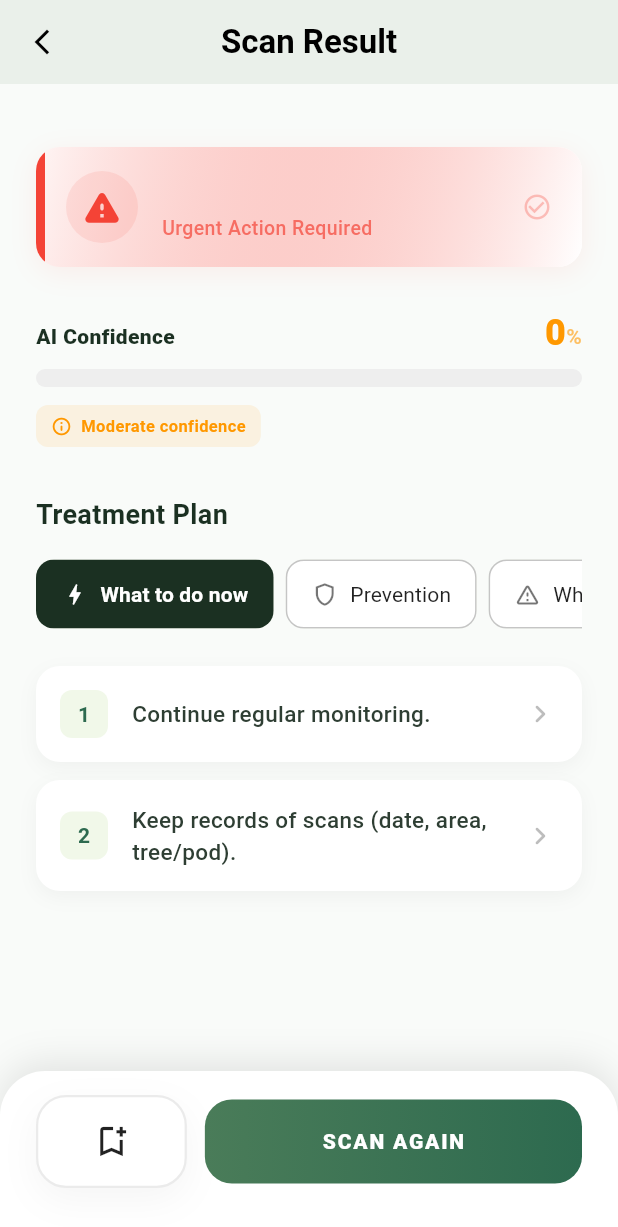
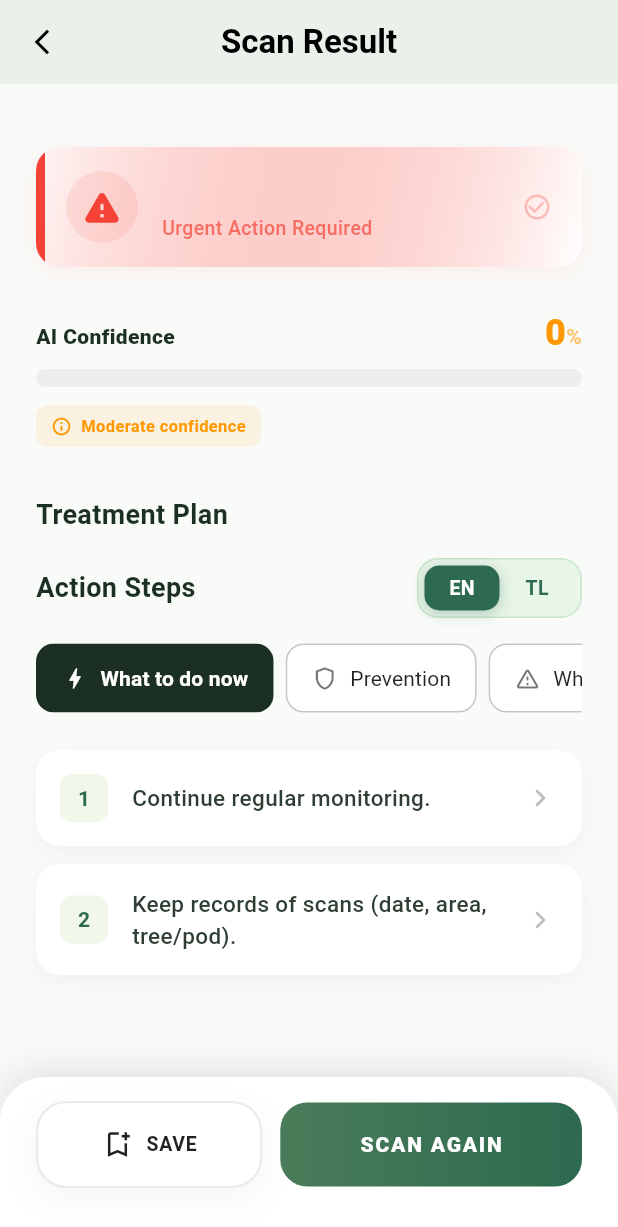
Before and after one commit to nuyadjobert/TheobroTect, a Flutter app: the ScanResultScreen screen opened directly with empty values, scrolled down 303 dp, on a phone screen of 412 x 824 dp. Shown: the top 1227 px of the screen. Run offline on Flutter 3.47's test engine with Material 3 defaults, Android fonts, the phone set to English and light mode, and no system bars; drawn by our look-alikes of showcaseview; our stand-ins replace camera, connectivity_plus, dio, flutter_secure_storage, geolocator, permission_handler and 3 more; missing offline and left inert: tflite_flutter; accounts and stored records are empty; network calls fail.

Commit message:
Portrait lock, lessons videoIds, UI/lang & plugins
Lock app to portrait orientation; initialize SystemChrome in main.dart. Add videoId field to Lesson model and populate course lessons for real video playback. Remove old NavigationMenu view. Improve scan result UI: update save button (flex, icon/text label, loading color, snackbar behavior), adjust layout spacing. Enhance recommendations panel: add EN/TL language toggle with haptic feedback, refactor card builder, update section metadata and translations, and minor styling/behavior tweaks. Register flutter_inappwebview for macOS/Windows and add youtube_player_flutter to pubspec.yaml.

```diff
--- a/lib/modules/scan/views/scan_result_screen.dart
+++ b/lib/modules/scan/views/scan_result_screen.dart
@@ -152,8 +152,9 @@ class _ScanResultScreenState extends State<ScanResultScreen> {
         ),
         child: Row(
           children: [
+            // UPDATED SAVE BUTTON: Now includes a clear label for better accessibility
             Expanded(
-              flex: 2,
+              flex: 3, // Increased flex slightly to accommodate text
               child: Container(
                 decoration: BoxDecoration(
                   borderRadius: BorderRadius.circular(20),
@@ -174,11 +175,15 @@ class _ScanResultScreenState extends State<ScanResultScreen> {
                     return OutlinedButton(
                       style: OutlinedButton.styleFrom(
                         side: BorderSide(
-                          color: Colors.black.withAlpha(20),
+                          color: controller.isBookmarked
+                              ? const Color(0xFF2D6A4F)
+                              : Colors.black.withAlpha(20),
                           width: 1.5,
                         ),
                         backgroundColor: Colors.white,
-                        foregroundColor: Colors.black87,
+                        foregroundColor: controller.isBookmarked
+                            ? const Color(0xFF2D6A4F)
+                            : Colors.black87,
                         padding: const EdgeInsets.symmetric(vertical: 18),
                         shape: RoundedRectangleBorder(
                           borderRadius: BorderRadius.circular(20),
@@ -197,11 +202,12 @@ class _ScanResultScreenState extends State<ScanResultScreen> {
 
                               ScaffoldMessenger.of(context).showSnackBar(
                                 SnackBar(
+                                  behavior: SnackBarBehavior.floating,
                                   content: Text(
                                     ok
                                         ? "Saved to Scan History successfully!"
                                         : (controller.saveError ??
-                                              "Save failed"),
+                                            "Save failed"),
                                   ),
                                 ),
                               );
@@ -210,13 +216,30 @@ class _ScanResultScreenState extends State<ScanResultScreen> {
                           ? const SizedBox(
                               height: 22,
                               width: 22,
-                              child: CircularProgressIndicator(strokeWidth: 2),
+                              child: CircularProgressIndicator(
+                                strokeWidth: 2,
+                                color: Color(0xFF2D6A4F),
+                              ),
                             )
-                          : Icon(
-                              controller.isBookmarked
-                                  ? Icons.bookmark_added_rounded
-                                  : Icons.bookmark_add_outlined,
-                              size: 26,
+                          : Row(
+                              mainAxisAlignment: MainAxisAlignment.center,
+                              children: [
+                                Icon(
+                                  controller.isBookmarked
+                                      ? Icons.bookmark_added_rounded
+                                      : Icons.bookmark_add_outlined,
+                                  size: 22,
+                                ),
+                                const SizedBox(width: 8),
+                                Text(
+                                  controller.isBookmarked ? "SAVED" : "SAVE",
+                                  style: const TextStyle(
+                                    fontWeight: FontWeight.bold,
+                                    fontSize: 13,
+                                    letterSpacing: 0.5,
+                                  ),
+                                ),
+                              ],
                             ),
                     );
                   },
@@ -225,8 +248,9 @@ class _ScanResultScreenState extends State<ScanResultScreen> {
             ),
 
             const SizedBox(width: 12),
+
             Expanded(
-              flex: 5,
+              flex: 4,
               child: Container(
                 decoration: BoxDecoration(
                   borderRadius: BorderRadius.circular(18),
--- a/lib/modules/scan/widgets/recomendation_panel.dart
+++ b/lib/modules/scan/widgets/recomendation_panel.dart
@@ -1,9 +1,10 @@
 import 'package:flutter/material.dart';
+import 'package:flutter/services.dart';
 import '../controllers/scan_result_controller.dart';
 
 class RecommendationsPanel extends StatefulWidget {
   final ScanResultController controller;
-  final String lang; // or "tl"
+  final String lang;
 
   const RecommendationsPanel({
     super.key,
@@ -17,29 +18,39 @@ class RecommendationsPanel extends StatefulWidget {
 
 class _RecommendationsPanelState extends State<RecommendationsPanel> {
   String _selectedSection = "what_to_do_now";
+  late String _activeLang; // Local state to handle the translation toggle
 
-  // Added colors to the meta for dynamic theme matching
-  static const _sectionMeta = <String, ({String label, IconData icon, Color color})>{
+  @override
+  void initState() {
+    super.initState();
+    _activeLang = widget.lang; // Initialize with the passed language
+  }
+
+  // Meta data updated with Tagalog labels for the Chips
+  static const _sectionMeta = <String, ({String labelEn, String labelTl, IconData icon, Color color})>{
     "what_to_do_now": (
-      label: "What to do now",
+      labelEn: "What to do now",
+      labelTl: "Dapat gawin",
       icon: Icons.bolt_rounded,
-      color: Color(0xFFFFB300), // Amber
+      color: Color(0xFFFFB300),
     ),
     "prevention": (
-      label: "Prevention",
+      labelEn: "Prevention",
+      labelTl: "Pag-iwas",
       icon: Icons.shield_outlined,
-      color: Color(0xFF4CAF50), // Green
+      color: Color(0xFF4CAF50),
     ),
     "when_to_escalate": (
-      label: "When to escalate",
+      labelEn: "When to escalate",
+      labelTl: "Kailan magsusuri",
       icon: Icons.warning_amber_rounded,
-      color: Color(0xFFE53935), // Red
+      color: Color(0xFFE53935),
     ),
   };
 
   List<String> _itemsForSection() {
     final c = widget.controller;
-    final isTl = widget.lang == "tl";
+    final isTl = _activeLang == "tl";
 
     switch (_selectedSection) {
       case "what_to_do_now":
@@ -73,7 +84,7 @@ class _RecommendationsPanelState extends State<RecommendationsPanel> {
                      color: _sectionMeta[_selectedSection]!.color),
                 const SizedBox(width: 8),
                 Text(
-                  "Recommendation #${index + 1}",
+                  _activeLang == "tl" ? "Rekomendasyon #${index + 1}" : "Recommendation #${index + 1}",
                   style: const TextStyle(
                     fontSize: 18,
                     fontWeight: FontWeight.bold,
@@ -107,7 +118,20 @@ class _RecommendationsPanelState extends State<RecommendationsPanel> {
         return Column(
           crossAxisAlignment: CrossAxisAlignment.start,
           children: [
-            // --- Section Selection (Chips) ---
+            // --- HEADER WITH TRANSLATOR TOGGLE ---
+            Row(
+              mainAxisAlignment: MainAxisAlignment.spaceBetween,
+              children: [
+                Text(
+                  _activeLang == "tl" ? "Mga Hakbang" : "Action Steps",
+                  style: const TextStyle(fontSize: 18, fontWeight: FontWeight.bold, color: Color(0xFF1B3022)),
+                ),
+                _buildLanguageToggle(),
+              ],
+            ),
+            const SizedBox(height: 16),
+
+            // --- SECTION SELECTION (CHIPS) ---
             SingleChildScrollView(
               scrollDirection: Axis.horizontal,
               child: Row(
@@ -124,9 +148,7 @@ class _RecommendationsPanelState extends State<RecommendationsPanel> {
                       side: BorderSide(
                         color: isSelected ? Colors.transparent : Colors.black12,
                       ),
-                      shape: RoundedRectangleBorder(
-                        borderRadius: BorderRadius.circular(12),
-                      ),
+                      shape: RoundedRectangleBorder(borderRadius: BorderRadius.circular(12)),
                       label: Padding(
                         padding: const EdgeInsets.symmetric(vertical: 4),
                         child: Row(
@@ -139,7 +161,7 @@ class _RecommendationsPanelState extends State<RecommendationsPanel> {
                             ),
                             const SizedBox(width: 8),
                             Text(
-                              e.value.label,
+                              _activeLang == "tl" ? e.value.labelTl : e.value.labelEn,
                               style: TextStyle(
                                 color: isSelected ? Colors.white : Colors.black87,
                                 fontWeight: isSelected ? FontWeight.bold : FontWeight.normal,
@@ -156,14 +178,14 @@ class _RecommendationsPanelState extends State<RecommendationsPanel> {
             ),
             const SizedBox(height: 24),
 
-            // --- List of Recommendations ---
+            // --- LIST OF RECOMMENDATIONS ---
             if (items.isEmpty)
               const Center(
                 child: Padding(
                   padding: EdgeInsets.symmetric(vertical: 20),
                   child: Text(
                     "No recommendations found.",
-                    style: TextStyle(color: Colors.grey, fontStyle:FontStyle.italic),
+                    style: TextStyle(color: Colors.grey, fontStyle: FontStyle.italic),
                   ),
                 ),
               )
@@ -175,6 +197,77 @@ class _RecommendationsPanelState extends State<RecommendationsPanel> {
                 separatorBuilder: (_, __) => const SizedBox(height: 12),
                 itemBuilder: (context, index) {
                   final text = items[index];
+                  return _buildRecommendationCard(text, index);
+                },
+              ),
+          ],
+        );
+      },
+    );
+  }
+
+  // --- HELPER WIDGETS ---
+
+  // --- ENHANCED GREEN TOGGLE ---
+  Widget _buildLanguageToggle() {
+    return Container(
+      height: 40,
+      width: 110, // Fixed width for a balanced look
+      padding: const EdgeInsets.all(4),
+      decoration: BoxDecoration(
+        color: const Color(0xFFE8F5E9), // Very light mint green background
+        borderRadius: BorderRadius.circular(14),
+        border: Border.all(color: const Color(0xFFC8E6C9), width: 1), // Soft green border
+      ),
+      child: Row(
+        children: [
+          Expanded(child: _buildToggleBtn("EN", _activeLang == "en")),
+          Expanded(child: _buildToggleBtn("TL", _activeLang == "tl")),
+        ],
+      ),
+    );
+  }
+
+  Widget _buildToggleBtn(String label, bool isSelected) {
+    return GestureDetector(
+      onTap: () {
+        if (!isSelected) {
+          HapticFeedback.mediumImpact();
+          setState(() => _activeLang = label.toLowerCase());
+        }
+      },
+      child: AnimatedContainer(
+        duration: const Duration(milliseconds: 250),
+        curve: Curves.easeInOut,
+        decoration: BoxDecoration(
+          // Active state is a rich forest green, Inactive is transparent
+          color: isSelected ? const Color(0xFF2D6A4F) : Colors.transparent,
+          borderRadius: BorderRadius.circular(10),
+          boxShadow: isSelected
+            ? [
+                BoxShadow(
+                  color: const Color(0xFF2D6A4F).withOpacity(0.3),
+                  blurRadius: 8,
+                  offset: const Offset(0, 2),
+                )
+              ]
+            : [],
+        ),
+        alignment: Alignment.center,
+        child: Text(
+          label,
+          style: TextStyle(
+            fontSize: 13,
+            fontWeight: FontWeight.bold,
+            // White text for active green, Dark green for inactive mint
+            color: isSelected ? Colors.white : const Color(0xFF2D6A4F),
+          ),
+        ),
+      ),
+    );
+  }
+
+  Widget _buildRecommendationCard(String text, int index) {
     return Container(
       decoration: BoxDecoration(
         color: Colors.white,
@@ -195,7 +288,6 @@ class _RecommendationsPanelState extends State<RecommendationsPanel> {
           child: Padding(
             padding: const EdgeInsets.all(16),
             child: Row(
-                            crossAxisAlignment: CrossAxisAlignment.center,
               children: [
                 // Number Badge
                 Container(
@@ -239,11 +331,5 @@ class _RecommendationsPanelState extends State<RecommendationsPanel> {
         ),
       ),
     );
-                },
-              ),
-          ],
-        );
-      },
-    );
   }
 }
--- a/pubspec.yaml
+++ b/pubspec.yaml
@@ -13,6 +13,7 @@ dependencies:
   dio: ^5.4.3
   flutter_secure_storage: ^9.0.0
   shimmer: ^3.0.0
+  youtube_player_flutter: ^9.1.1
 
   camera: ^0.11.0
   permission_handler: ^11.3.1
```
Also changed, not shown: lib/main.dart (+7 -0 lines), lib/modules/learn/models/mastery_data.dart (+17 -11 lines), lib/modules/navigation/views/navigation_menu.dart (deleted, +0 -81 lines), pubspec.lock, 3 other files. Lines whose indentation alone changed are shown as unchanged.
